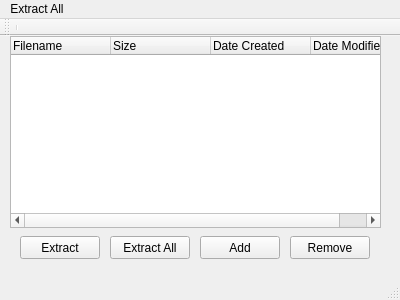
Old version of the form Rehistoric/mainwindow.ui in the repository Lauraxia/Rehistoric.
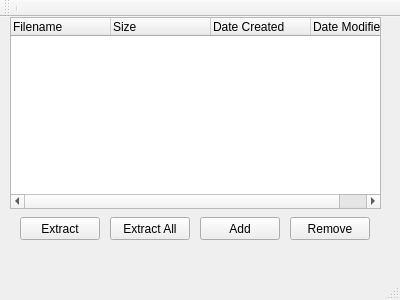
New version of the form.

Commit message: removed the menu bar, I recommend keep the GUI as is for the moment

```diff
--- a/Rehistoric/mainwindow.ui
+++ b/Rehistoric/mainwindow.ui
@@ -110,22 +110,6 @@
     </property>
    </widget>
   </widget>
-  <widget class="QMenuBar" name="menuBar">
-   <property name="geometry">
-    <rect>
-     <x>0</x>
-     <y>0</y>
-     <width>400</width>
-     <height>20</height>
-    </rect>
-   </property>
-   <widget class="QMenu" name="menuExtract_All">
-    <property name="title">
-     <string>Extract All</string>
-    </property>
-   </widget>
-   <addaction name="menuExtract_All"/>
-  </widget>
   <widget class="QToolBar" name="mainToolBar">
    <attribute name="toolBarArea">
     <enum>TopToolBarArea</enum>
```
